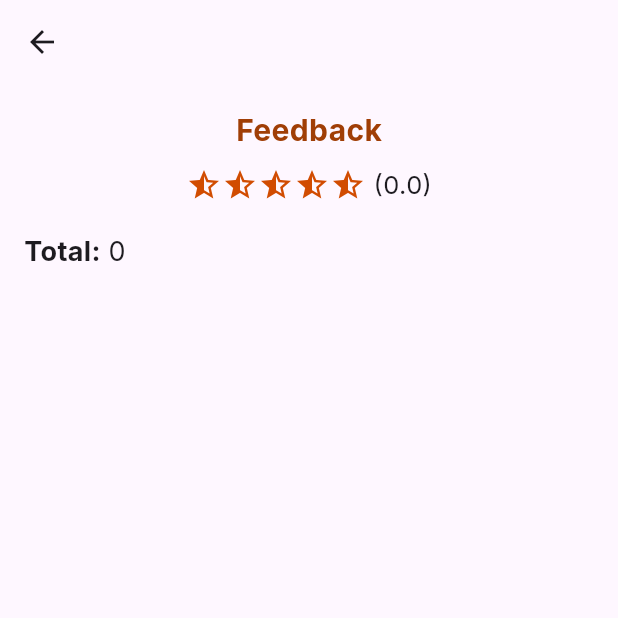
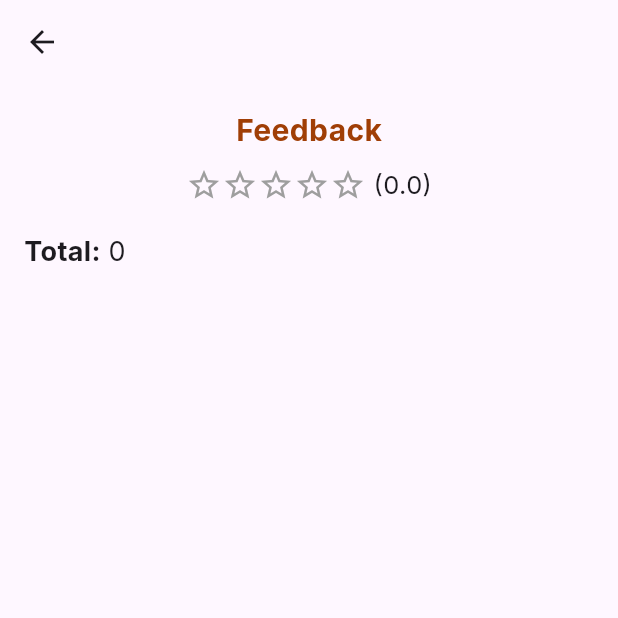
Before and after one commit to Pamfurred-Service-Provider/pamfurred_service_provider, a Flutter app: the FeedbacksScreen screen opened directly, on a phone screen of 412 x 824 dp, the top half of it. Run offline on Flutter 3.47's test engine with Material 3 defaults, Android fonts, the phone set to English and light mode, and no system bars; our stand-ins replace animated_custom_dropdown, badges, email_validator, firebase_core, firebase_messaging, fl_chart and 12 more; missing offline and left inert: philippines_rpcmb; accounts and stored records are empty; network calls fail.

Commit message:
feedbacks - handles null values effectively. But need to fix pa ang stars. notifications - connected to database but still need to work on the time and also the notification once an appointement status is changed.

```diff
--- a/lib/screens/appointment_details.dart
+++ b/lib/screens/appointment_details.dart
@@ -191,7 +191,7 @@ class AppointmentDetailScreenState extends State<AppointmentDetailScreen> {
             Center(
               child: buildDetailSection(
                 '',
-                '${widget.appointment['appointment_id'] ?? 'N/A'}',
+                '${widget.appointment['appointment_id'] ?? ''}',
               ),
             ),
             // Pet and Owner Details
--- a/lib/screens/feedbacks.dart
+++ b/lib/screens/feedbacks.dart
@@ -25,8 +25,8 @@ class FeedbacksScreenState extends State<FeedbacksScreen> {
       final userSession = supabaseClient.auth.currentSession;
       final userId = userSession?.user.id;
 
-      final response = await supabaseClient.rpc(
-          'get_feedback_by_sp_id', params: {'sp_id_param': userId});
+      final response = await supabaseClient
+          .rpc('get_feedback_by_sp_id', params: {'sp_id_param': userId});
 
       if (response.isEmpty) {
         setState(() {
@@ -53,7 +53,8 @@ class FeedbacksScreenState extends State<FeedbacksScreen> {
 
   double calculateAverageRating() {
     if (reviews.isEmpty) return 0.0;
-    double totalRating = reviews.fold(0.0, (sum, review) => sum + review['rating']);
+    double totalRating = reviews.fold(
+        0.0, (sum, review) => sum + (review['rating']?.toDouble() ?? 0.0));
     return totalRating / reviews.length;
   }
 
@@ -95,13 +96,33 @@ class FeedbacksScreenState extends State<FeedbacksScreen> {
                       Row(
                         mainAxisAlignment: MainAxisAlignment.center,
                         children: [
+                          if (reviews.isEmpty) ...[
                             ...List.generate(5, (index) {
-                            if (averageRating >= index + 1) {
+                              return const Icon(
+                                Icons.star_border,
+                                color: Colors.grey,
+                              );
+                            }),
+                            const SizedBox(width: 5),
+                            const Text(
+                              "(0.0)",
+                              style: TextStyle(fontSize: 17),
+                            ),
+                          ]
+                          // Otherwise display filled, half-filled, or empty stars based on average rating
+                          else ...[
+                            ...List.generate(5, (index) {
+                              if (index + 1 <= averageRating.floor()) {
+                                // Fully filled star for every whole number in the averageRating
                                 return const Icon(
                                   Icons.star,
                                   color: Color.fromRGBO(209, 76, 1, 1),
                                 );
-                            } else if (averageRating <= index + 0.5) {
+                              } else if (index < averageRating &&
+                                  averageRating - index >= 0.5 &&
+                                  averageRating <= index + 0.5 &&
+                                  averageRating - index < 1) {
+                                // Half-filled star only if fractional part >= 0.5
                                 return const Icon(
                                   Icons.star_half,
                                   color: Color.fromRGBO(209, 76, 1, 1),
@@ -118,6 +139,7 @@ class FeedbacksScreenState extends State<FeedbacksScreen> {
                               "(${averageRating.toStringAsFixed(1)})",
                               style: const TextStyle(fontSize: 17),
                             ),
+                          ],
                         ],
                       ),
                       const SizedBox(height: 20),
@@ -139,7 +161,8 @@ class FeedbacksScreenState extends State<FeedbacksScreen> {
                       const SizedBox(height: 10),
                       ...reviews.map((review) {
                         return ReviewCard(
-                          name: maskName(review['pet_owner_first_name'], review['pet_owner_last_name']),
+                          name: maskName(review['pet_owner_first_name'],
+                              review['pet_owner_last_name']),
                           reviewText: review['review'] ?? '',
                           rating: review['rating']?.toDouble() ?? 0.0,
                           reviewDate: review['review_date'].toString(),
--- a/lib/screens/services.dart
+++ b/lib/screens/services.dart
@@ -63,8 +63,6 @@ class ServicesScreenState extends State<ServicesScreen> {
         .select(
             'service_id, service(service_name, price, service_image, service_type, pet_type, size, min_weight, max_weight, availability_status)')
         .eq('sp_id', serviceProviderId);
-
-    print("Supabase response: $response"); // Debugging line to inspect the data
 
     // Check if the response contains data
     if (response is List && response.isNotEmpty) {
```
Also changed, not shown: lib/screens/notification_screen.dart (+70 -37 lines). Lines whose indentation alone changed are shown as unchanged.
